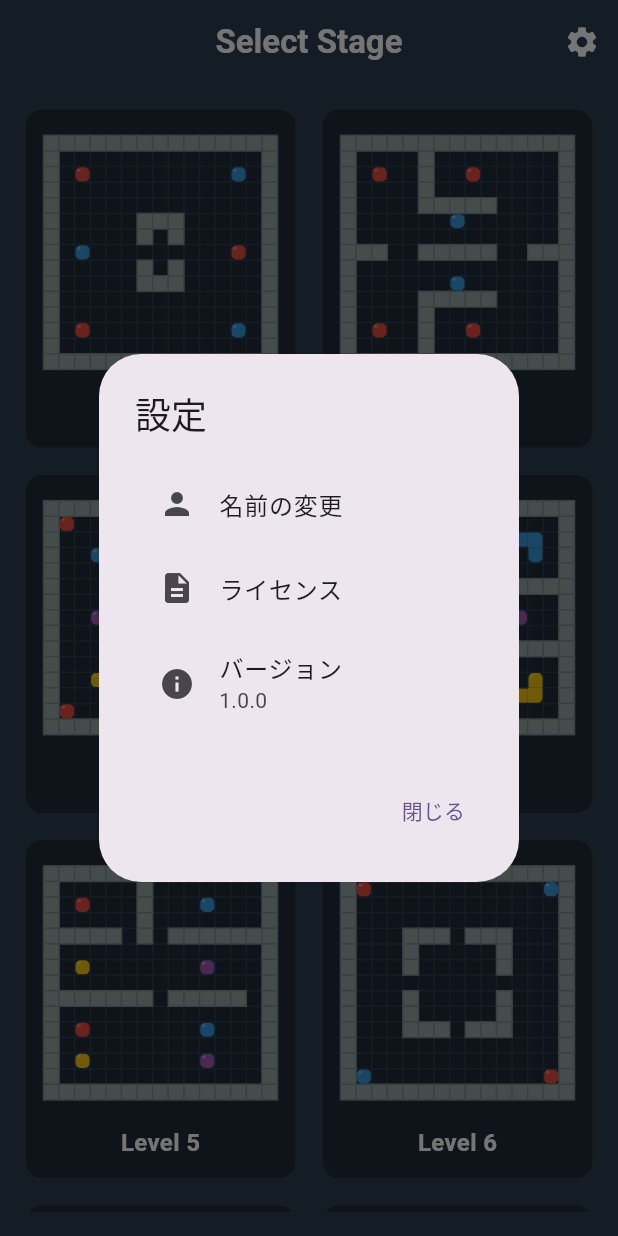
After one commit to kawaikouji/jelly, a Flutter app: the StageSelectScreen screen opened directly, after a tap on the "settings" icon, on a phone screen of 412 x 824 dp. The commit adds this screen. Run offline on Flutter 3.47's test engine with Material 3 defaults, Android fonts, the phone set to English and light mode, and no system bars; our stand-ins replace cloud_firestore, firebase_auth, firebase_core; accounts and stored records are empty.

Commit message:
名前入力画面にFireAuthとFireStoreで保存実装

```diff
--- /dev/null
+++ b/lib/settings_dialog.dart
@@ -0,0 +1,158 @@
+import 'package:flutter/material.dart';
+import 'package:firebase_auth/firebase_auth.dart';
+import 'package:cloud_firestore/cloud_firestore.dart';
+
+class SettingsDialog extends StatefulWidget {
+  const SettingsDialog({super.key});
+
+  @override
+  State<SettingsDialog> createState() => _SettingsDialogState();
+}
+
+class _SettingsDialogState extends State<SettingsDialog> {
+  final TextEditingController _nameController = TextEditingController();
+  bool _isLoading = false;
+  String? _currentName;
+
+  @override
+  void initState() {
+    super.initState();
+    _loadUserName();
+  }
+
+  Future<void> _loadUserName() async {
+    setState(() => _isLoading = true);
+    try {
+      User? user = FirebaseAuth.instance.currentUser;
+      if (user == null) {
+        final userCredential = await FirebaseAuth.instance.signInAnonymously();
+        user = userCredential.user;
+      }
+
+      if (user != null) {
+        final doc = await FirebaseFirestore.instance
+            .collection('users')
+            .doc(user.uid)
+            .get();
+        if (doc.exists &&
+            doc.data() != null &&
+            doc.data()!.containsKey('username')) {
+          setState(() {
+            _currentName = doc.data()!['username'];
+            _nameController.text = _currentName ?? '';
+          });
+        }
+      }
+    } catch (e) {
+      debugPrint('Error loading user: $e');
+    } finally {
+      if (mounted) setState(() => _isLoading = false);
+    }
+  }
+
+  Future<void> _saveName() async {
+    final name = _nameController.text.trim();
+    if (name.isEmpty) return;
+
+    setState(() => _isLoading = true);
+    try {
+      User? user = FirebaseAuth.instance.currentUser;
+      if (user == null) {
+        final userCredential = await FirebaseAuth.instance.signInAnonymously();
+        user = userCredential.user;
+      }
+
+      if (user != null) {
+        await FirebaseFirestore.instance.collection('users').doc(user.uid).set({
+          'username': name,
+        }, SetOptions(merge: true));
+
+        if (mounted) {
+          ScaffoldMessenger.of(
+            context,
+          ).showSnackBar(const SnackBar(content: Text('名前を保存しました')));
+          Navigator.pop(context);
+        }
+      }
+    } catch (e) {
+      debugPrint('Error saving name: $e');
+      if (mounted) {
+        ScaffoldMessenger.of(
+          context,
+        ).showSnackBar(SnackBar(content: Text('エラーが発生しました: $e')));
+      }
+    } finally {
+      if (mounted) setState(() => _isLoading = false);
+    }
+  }
+
+  @override
+  Widget build(BuildContext context) {
+    return AlertDialog(
+      title: const Text('設定'),
+      content: Column(
+        mainAxisSize: MainAxisSize.min,
+        children: [
+          ListTile(
+            leading: const Icon(Icons.person),
+            title: const Text('名前の変更'),
+            onTap: () {
+              _showNameChangeDialog();
+            },
+          ),
+          ListTile(
+            leading: const Icon(Icons.description),
+            title: const Text('ライセンス'),
+            onTap: () {
+              showLicensePage(
+                context: context,
+                applicationName: 'くっつけゼリー 4Colors',
+                applicationVersion: '1.0.0',
+              );
+            },
+          ),
+          ListTile(
+            leading: const Icon(Icons.info),
+            title: const Text('バージョン'),
+            subtitle: const Text('1.0.0'),
+          ),
+        ],
+      ),
+      actions: [
+        TextButton(
+          onPressed: () => Navigator.pop(context),
+          child: const Text('閉じる'),
+        ),
+      ],
+    );
+  }
+
+  void _showNameChangeDialog() {
+    showDialog(
+      context: context,
+      builder: (context) => AlertDialog(
+        title: const Text('名前の変更'),
+        content: TextField(
+          controller: _nameController,
+          decoration: const InputDecoration(
+            labelText: '新しい名前',
+            hintText: '名前を入力してください',
+          ),
+        ),
+        actions: [
+          TextButton(
+            onPressed: () => Navigator.pop(context),
+            child: const Text('キャンセル'),
+          ),
+          ElevatedButton(
+            onPressed: () {
+              Navigator.pop(context); // Close input dialog
+              _saveName();
+            },
+            child: const Text('保存'),
+          ),
+        ],
+      ),
+    );
+  }
+}
--- a/lib/stage_select_screen.dart
+++ b/lib/stage_select_screen.dart
@@ -2,6 +2,7 @@ import 'package:flutter/material.dart';
 import 'game_model.dart';
 import 'game_painter.dart';
 import 'game_screen.dart';
+import 'settings_dialog.dart';
 
 class StageSelectScreen extends StatelessWidget {
   const StageSelectScreen({super.key});
@@ -18,6 +19,17 @@ class StageSelectScreen extends StatelessWidget {
         backgroundColor: Colors.transparent,
         elevation: 0,
         centerTitle: true,
+        actions: [
+          IconButton(
+            icon: const Icon(Icons.settings, color: Colors.white),
+            onPressed: () {
+              showDialog(
+                context: context,
+                builder: (context) => const SettingsDialog(),
+              );
+            },
+          ),
+        ],
       ),
       body: Padding(
         padding: const EdgeInsets.all(16.0),
--- a/pubspec.yaml
+++ b/pubspec.yaml
@@ -12,6 +12,9 @@ dependencies:
     sdk: flutter
 
   cupertino_icons: ^1.0.8
+  firebase_core: ^4.2.1
+  firebase_auth: ^6.1.2
+  cloud_firestore: ^6.1.0
 
 dev_dependencies:
   flutter_test:
```
Also changed, not shown: lib/main.dart (+11 -2 lines), lib/username_input_screen.dart (added, +105 -0 lines), firebase.json (added), lib/firebase_options.dart (added), 5 other files.
